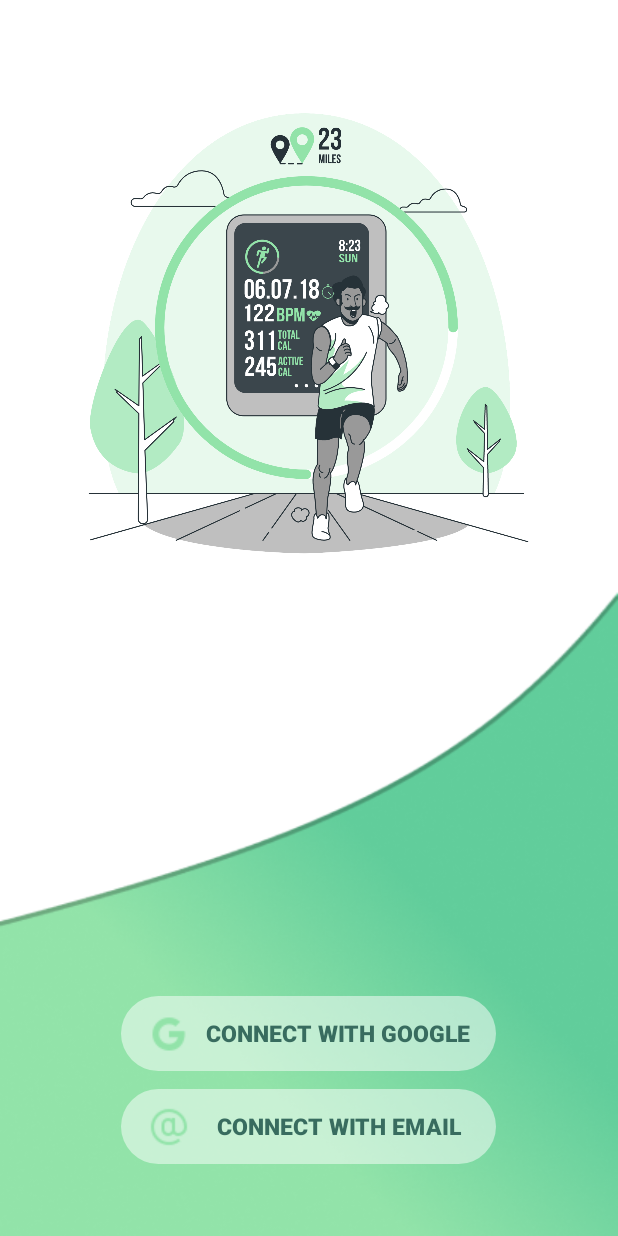
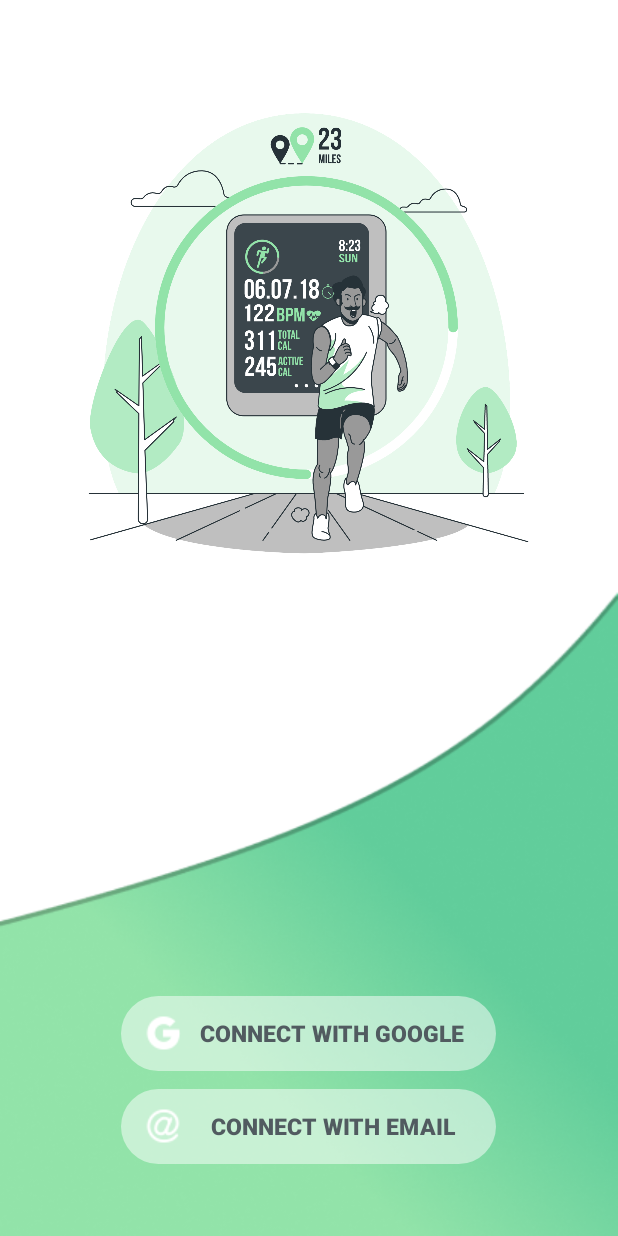
Before and after one commit to juradavid/FitnessApp, an Android app: the screen it shows after launch (first_page), on a phone screen of 412 x 824 dp. Run offline under Robolectric (Android 15) with nearby library versions, the phone set to English and light mode, and no system bars; 1 statement that could not run was skipped.

Commit message:
Concept v0.1

```diff
--- a/app/build.gradle
+++ b/app/build.gradle
@@ -34,6 +34,8 @@ dependencies {
     implementation 'com.google.android.material:material:1.3.0'
     implementation 'androidx.constraintlayout:constraintlayout:2.0.4'
     testImplementation 'junit:junit:4.+'
+    implementation 'com.muddzdev:styleabletoast:2.3.0'
+    implementation 'pl.droidsonroids.gif:android-gif-drawable:1.2.22'
     androidTestImplementation 'androidx.test.ext:junit:1.1.2'
     androidTestImplementation 'androidx.test.espresso:espresso-core:3.3.0'
 }
--- a/app/src/main/java/com/example/fitnessapp/MainActivity.java
+++ b/app/src/main/java/com/example/fitnessapp/MainActivity.java
@@ -2,19 +2,23 @@ package com.example.fitnessapp;
 
 import androidx.appcompat.app.AppCompatActivity;
 import androidx.appcompat.app.AppCompatDelegate;
+import androidx.constraintlayout.motion.widget.MotionLayout;
 
 import android.app.admin.DevicePolicyManager;
 import android.content.ComponentName;
 import android.content.Context;
 import android.content.Intent;
+import android.content.IntentFilter;
 import android.content.SharedPreferences;
 import android.content.res.Configuration;
 import android.net.ConnectivityManager;
 import android.net.NetworkInfo;
 import android.os.Bundle;
 import android.os.Handler;
+import android.view.View;
 import android.view.Window;
 import android.view.WindowManager;
+import android.widget.ImageView;
 
 import static android.view.WindowManager.LayoutParams.TYPE_SYSTEM_OVERLAY;
 
@@ -23,30 +27,26 @@ public class MainActivity extends AppCompatActivity {
     public static String SHARED_PREFS = "com.example.fitnesapp";
 
     SharedPreferences sharedPreferences;
-    SharedPreferences.Editor editor;
+
+    MotionLayout motionLayout;
+
+    public int isFocus;
 
     @Override
     protected void onCreate(Bundle savedInstanceState) {
         super.onCreate(savedInstanceState);
         sharedPreferences = getSharedPreferences(SHARED_PREFS, MODE_PRIVATE);
-        editor = sharedPreferences.edit();
         AppCompatDelegate.setDefaultNightMode(AppCompatDelegate.MODE_NIGHT_NO);
-        if(!Network.isConnectedToInternet(getApplicationContext())){
-            String activityName = this.getClass().getCanonicalName();
-            editor.putString("lastActivity", activityName);
-            editor.commit();
-            Intent intent = new Intent(getApplicationContext(), no_internet_connection.class);
-            intent.setFlags(Intent.FLAG_ACTIVITY_CLEAR_TOP |
-                    Intent.FLAG_ACTIVITY_CLEAR_TASK |
-                    Intent.FLAG_ACTIVITY_NEW_TASK |
-                    Intent.FLAG_ACTIVITY_NO_ANIMATION);
-            startActivity(intent);
-        }else {
             setContentView(R.layout.activity_main);
-
             //After 5 seconds from the last command the new activity well be launched
-            if (Network.isConnectedToInternet(getApplicationContext())) {
                 Handler handler = new Handler();
+                handler.postDelayed(new Runnable() {
+                    @Override
+                    public void run() {
+                        motionLayout = findViewById(R.id.splash_motion);
+                        motionLayout.transitionToEnd();
+                    }
+                },200);
                 handler.postDelayed(new Runnable() {
                     @Override
                     public void run() {
@@ -57,14 +57,14 @@ public class MainActivity extends AppCompatActivity {
                         startActivity(intent);
                         overridePendingTransition(R.anim.slide_right, R.anim.slide_out_left);
                     }
-                }, 5000);
+                }, 900);
             }
-        }
-    }
+
 
     @Override
-    public void onWindowFocusChanged(boolean hasFocus) {
-        super.onWindowFocusChanged(hasFocus);
+    protected void onStop() {
+        super.onStop();
+        System.out.println("DISTRUGE-L");
     }
 
     //Back button is disable
--- a/app/src/main/java/com/example/fitnessapp/no_internet_connection.java
+++ b/app/src/main/java/com/example/fitnessapp/no_internet_connection.java
@@ -13,6 +13,8 @@ import android.os.Handler;
 import android.view.View;
 import android.widget.Button;
 import android.widget.Toast;
+
+import com.muddzdev.styleabletoast.StyleableToast;
 
 public class no_internet_connection extends AppCompatActivity {
 
@@ -48,7 +50,7 @@ public class no_internet_connection extends AppCompatActivity {
                     editor.putString("lastActivty","");
                     editor.commit();
                 }else{
-                    Toast.makeText(getApplicationContext(),"Check your internet connection", Toast.LENGTH_LONG).show();
+                    StyleableToast.makeText(getApplicationContext(),"Check your internet connection", Toast.LENGTH_SHORT,R.style.noInternetConnection).show();
                 }
             }
         });
--- a/app/src/main/res/layout/activity_first_page.xml
+++ b/app/src/main/res/layout/activity_first_page.xml
@@ -29,7 +29,8 @@
         app:layout_constraintBottom_toTopOf="@+id/background"
         app:layout_constraintEnd_toEndOf="@+id/sign_in_email"
         app:layout_constraintStart_toStartOf="@+id/sign_in_email"
-        app:layout_constraintTop_toTopOf="parent" />
+        app:layout_constraintTop_toTopOf="parent"
+        app:layout_constraintVertical_bias="0.494" />
 
     <Button
         android:id="@+id/sign_in_email"
--- a/app/src/main/res/layout/activity_no_internet_connection.xml
+++ b/app/src/main/res/layout/activity_no_internet_connection.xml
@@ -24,7 +24,7 @@
         android:layout_height="50dp"
         android:layout_marginBottom="100dp"
         android:text="No Internet Connection"
-        android:textColor="#386C5F"
+        android:textColor="@color/principalTextColor"
         android:textSize="30dp"
         android:textStyle="bold"
         app:layout_constraintBottom_toTopOf="@+id/try_again"
@@ -43,6 +43,7 @@
         android:drawableLeft="@drawable/reset_light"
         android:text="TRY AGAIN"
         android:textSize="15dp"
+        android:textColor="@color/principalTextColor"
         android:textStyle="bold"
         app:backgroundTint="@null"
         app:layout_constraintBottom_toBottomOf="parent"
--- a/app/src/main/res/values/colors.xml
+++ b/app/src/main/res/values/colors.xml
@@ -10,6 +10,6 @@
 
     <color name="greenLight">#92E3A9</color>
     <color name="greenDark">#63C5A7</color>
-    <color name="principalTextColor">#386C5F</color>
+    <color name="principalTextColor">#515B60</color>
     <color name="secondTextColor">#5CAB75</color>
 </resources>
--- a/build.gradle
+++ b/build.gradle
@@ -3,6 +3,7 @@ buildscript {
     repositories {
         google()
         jcenter()
+        mavenCentral()
     }
     dependencies {
         classpath "com.android.tools.build:gradle:4.1.2"
@@ -16,6 +17,7 @@ allprojects {
     repositories {
         google()
         jcenter()
+        mavenCentral()
     }
 }
 
```
Also changed, not shown: app/src/main/java/com/example/fitnessapp/first_page.java (+27 -5 lines), app/src/main/res/layout/activity_main.xml (+9 -11 lines), app/src/main/res/values/style.xml (added, +14 -0 lines), app/src/main/res/xml/activity_main_scene.xml (added, +28 -0 lines), app/src/main/res/xml/activity_main_scene2.xml (added, +34 -0 lines), app/src/main/res/drawable/apple_splash.png (added), app/src/main/res/drawable/email_light.png, app/src/main/res/drawable/google_light.png, app/src/main/res/drawable/offline_light.png (added), app/src/main/res/drawable/reset_light.png, app/src/main/res/drawable/splash_screen.gif (added).
